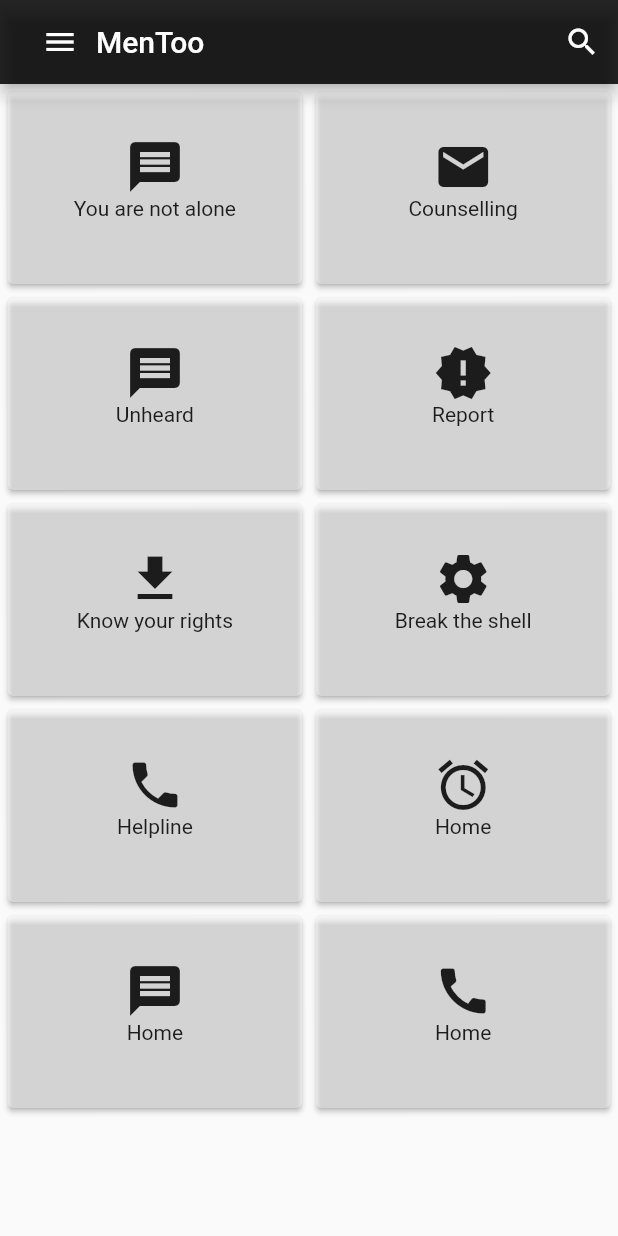
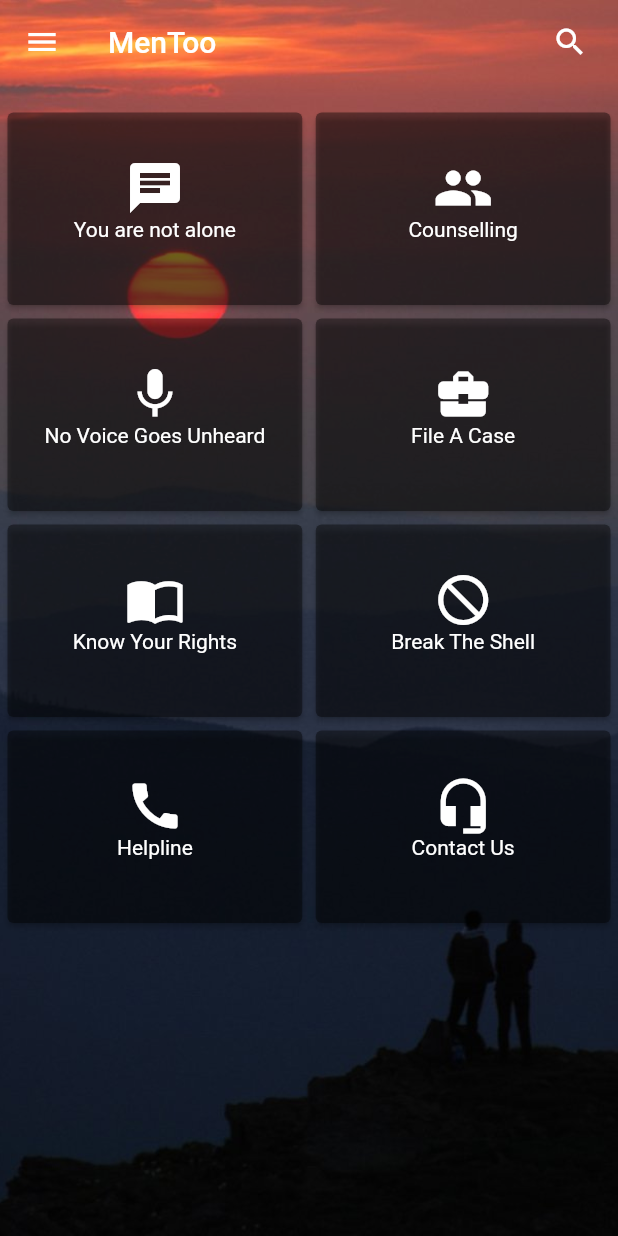
Before and after one commit to Arnab200/MenToo-App, a Flutter app: the screen it shows after launch, on a phone screen of 412 x 824 dp. Run offline on Flutter 3.47's test engine with Material 2 defaults, Android fonts, the phone set to English and light mode, and no system bars.

Commit message:
Changed the previous theme now have to add refactor code to create button view

```diff
--- a/lib/main.dart
+++ b/lib/main.dart
@@ -14,18 +14,40 @@ class MyApp extends StatelessWidget {
       title: "MenToo",
       debugShowCheckedModeBanner: false,
       home: Scaffold(
-        appBar: AppBar(
-          actions: <Widget>[new IconButton(icon: new Icon(Icons.search), onPressed: (){},)],
-            title: new Row(
-              children: <Widget>[
-                new IconButton(icon: new Icon(Icons.menu), onPressed: (){},),
-                Text('MenToo')
-              ],
-            ),
-            backgroundColor: Colors.black.withOpacity(0.85) ),
+
         body: new Stack(
           children: <Widget>[
-            TheGridView().build(),
+            Container(
+              decoration: new BoxDecoration(
+                image: DecorationImage(
+                  image: new AssetImage("assets/images/sunrise.jpg"),
+                  fit: BoxFit.cover
+                )
+              ),
+            ),
+            Padding(
+              padding: EdgeInsets.only(top: 70.0),
+
+              child:TheGridView().build(context)),// actual gridview goes here
+
+            new Positioned(
+              top: 0.0,
+              left: 0.0,
+              right: 0.0,
+              child: AppBar(
+                actions: <Widget>[
+                  Padding(
+                    padding: EdgeInsets.only(right: 20.0),
+                    child:Icon(Icons.search)),
+
+                ],
+                leading: Icon(Icons.menu),
+                title: Text("MenToo"),
+
+                backgroundColor: Colors.transparent,
+                elevation: 0.0,
+              ),
+            ),
           ],
         ),
       ),
--- /dev/null
+++ b/lib/raisedbuttonsarray.dart
@@ -0,0 +1,4 @@
+import 'package:flutter/material.dart';
+
+
+class
--- a/pubspec.yaml
+++ b/pubspec.yaml
@@ -39,7 +39,7 @@ flutter:
 
   # To add assets to your application, add an assets section, like this:
   assets:
-   - assets/images/MenToo_app_picture.jpg
+   - assets/images/sunrise.jpg
   #  - images/a_dot_ham.jpeg
 
   # An image asset can refer to one or more resolution-specific "variants", see
```
Also changed, not shown: lib/newdashboard.dart (+62 -14 lines), lib/notalonepage.dart (added, +17 -0 lines), assets/images/sunrise.jpg (added).
